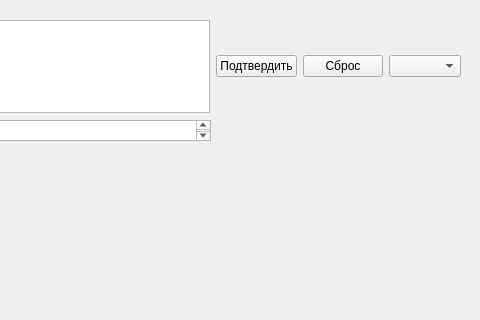
Before: the Qt Designer form interface.ui in Poltava49/map_app, drawn with Qt 5; both pictures show x 320 to 800 and y 0 to 320 of the 800 by 600 pixel window.
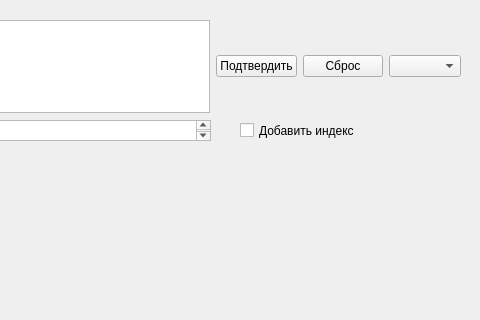
After: the same form once the commit is applied.

Commit message: checkbox wich add adress index in field

What changed in the file:
```diff
--- a/interface.ui
+++ b/interface.ui
@@ -86,6 +86,19 @@
      </rect>
     </property>
    </widget>
+   <widget class="QCheckBox" name="checkBox">
+    <property name="geometry">
+     <rect>
+      <x>560</x>
+      <y>120</y>
+      <width>161</width>
+      <height>21</height>
+     </rect>
+    </property>
+    <property name="text">
+     <string>Добавить индекс</string>
+    </property>
+   </widget>
   </widget>
   <widget class="QMenuBar" name="menubar">
    <property name="geometry">
```
The commit also changes 3 other files.
